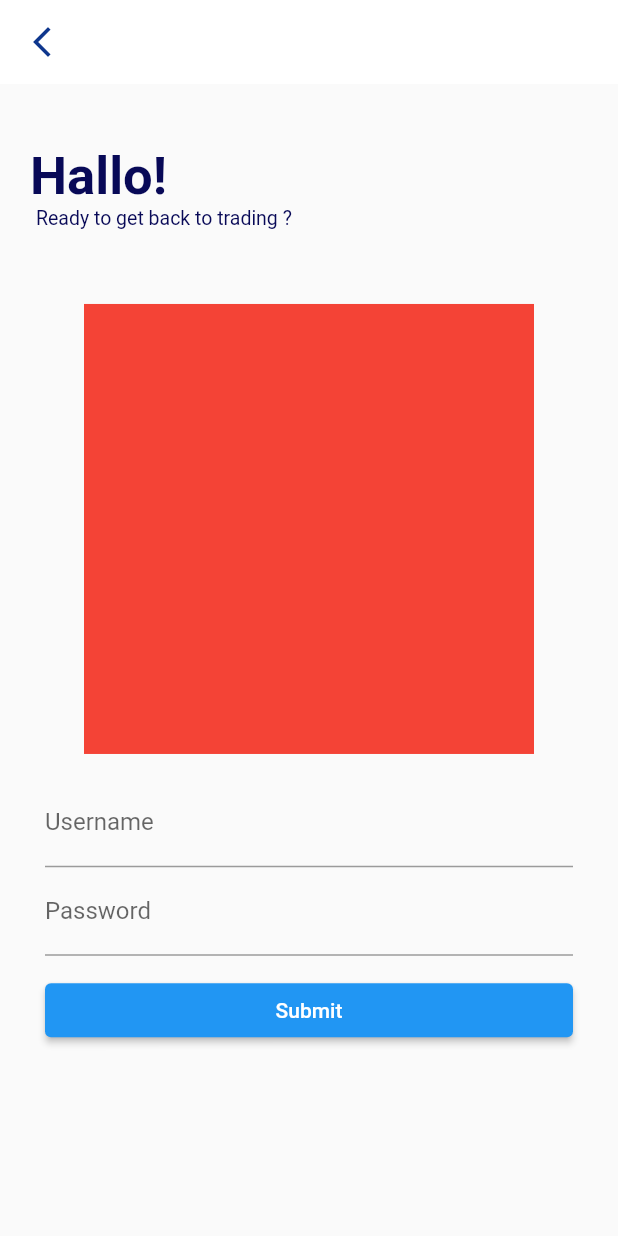
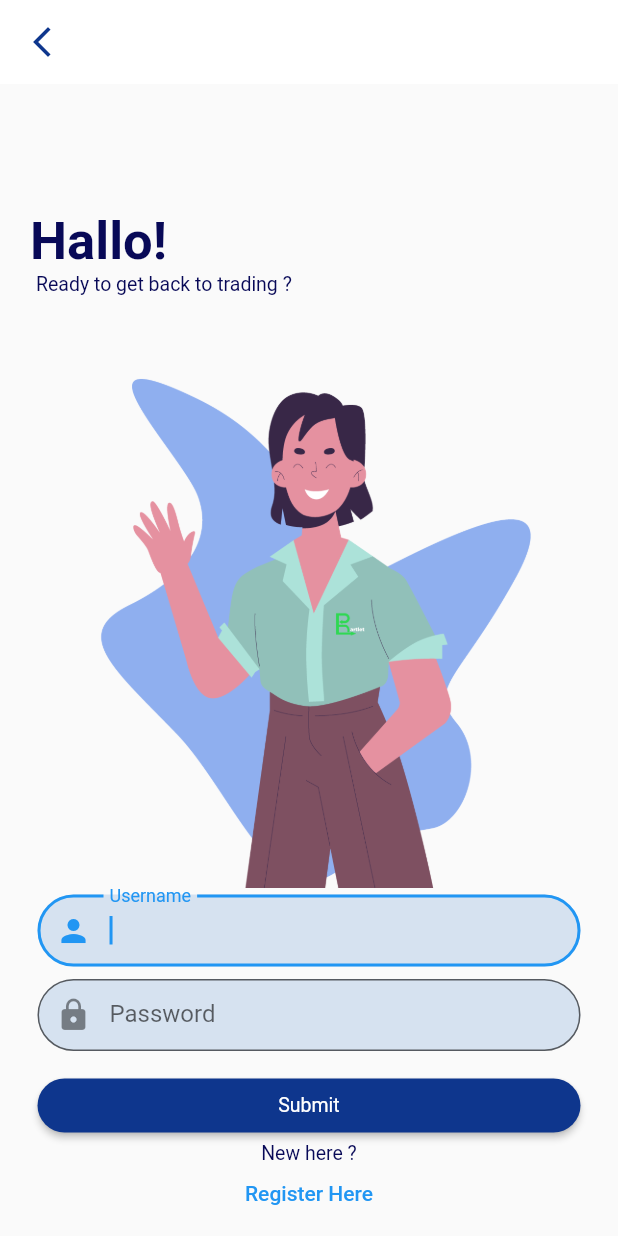
Before and after one commit to Haikal283950/STIW2044-Lab-Assignment-2-Barterlt, a Flutter app: the screen it shows after launch, after a tap on the "person" icon, on a phone screen of 412 x 824 dp. Run offline on Flutter 3.47's test engine with Material 2 defaults, Android fonts, the phone set to English and light mode, and no system bars; our stand-ins replace lottie; network calls fail; Roboto replaces fonts that are missing (Gotham).

Commit message:
Register Update

```diff
--- a/barterlt/lib/main.dart
+++ b/barterlt/lib/main.dart
@@ -21,12 +21,23 @@ class MyApp extends StatelessWidget {
                 color: Color.fromARGB(255, 8, 9, 87),
                 fontSize: 35,
                 fontWeight: FontWeight.bold),
+            bodyMedium: TextStyle(
+                fontFamily: 'Gotham',
+                color: Color.fromARGB(255, 8, 9, 87),
+                fontSize: 20,
+                fontWeight: FontWeight.bold),
             bodySmall: TextStyle(
                 fontFamily: 'Gotham',
                 color: Color.fromARGB(255, 8, 9, 87),
                 fontSize: 13),
+            displayMedium: TextStyle(
+                fontFamily: 'Gotham',
+                fontWeight: FontWeight.w400,
+                color: Color.fromARGB(255, 14, 54, 141),
+                fontSize: 16),
             displaySmall: TextStyle(
-                  fontFamily: 'Gotham', color: Colors.white, fontSize: 13))),
+                fontFamily: 'Gotham', color: Colors.white, fontSize: 13),
+          )),
       home: Scaffold(
         body: Splash_screen(),
       ),
--- a/barterlt/lib/views/login_screen.dart
+++ b/barterlt/lib/views/login_screen.dart
@@ -1,4 +1,8 @@
+import 'dart:convert';
+
+import 'package:barterlt/views/registration_screen.dart';
 import 'package:flutter/material.dart';
+import 'package:http/http.dart' as http;
 
 class login_screen extends StatefulWidget {
   const login_screen({super.key});
@@ -24,13 +28,15 @@ class _login_screenState extends State<login_screen> {
               color: Color.fromARGB(255, 14, 54, 141),
             )),
       ),
-      body: Center(
+      body:
+          ListView(reverse: true, physics: BouncingScrollPhysics(), children: [
+        Center(
           child: Padding(
             padding: const EdgeInsets.symmetric(horizontal: 20.0),
             child: Column(
               children: [
                 SizedBox(
-                height: size.height * 0.05,
+                  height: size.height * 0.01,
                 ),
                 Row(
                   children: [
@@ -55,30 +61,80 @@ class _login_screenState extends State<login_screen> {
                   height: size.height * 0.06,
                 ),
                 Container(
-                width: 300,
-                height: 300,
-                color: Colors.red,
+                  width: size.height * 0.42,
+                  height: size.height * 0.42,
+                  decoration: BoxDecoration(
+                      image: DecorationImage(
+                          image:
+                              AssetImage("assets/images/Barterlt-login.png"))),
                 ),
                 SizedBox(
-                height: size.height * 0.02,
+                  height: size.height * 0.005,
                 ),
                 Padding(
-                padding: EdgeInsets.symmetric(horizontal: 10),
+                  padding: EdgeInsets.symmetric(horizontal: 5),
                   child: Column(
                     children: [
                       TextFormField(
-                      decoration: InputDecoration(labelText: "Username"),
+                        autofocus: true,
+                        decoration: InputDecoration(
+                            prefixIcon: Icon(Icons.person),
+                            contentPadding:
+                                EdgeInsets.symmetric(horizontal: 20),
+                            labelText: "Username",
+                            filled: true,
+                            fillColor: Color.fromARGB(255, 214, 226, 240),
+                            border: OutlineInputBorder(
+                                borderRadius: BorderRadius.circular(35))),
+                      ),
+                      SizedBox(
+                        height: MediaQuery.of(context).size.height * 0.01,
                       ),
                       TextFormField(
-                      decoration: InputDecoration(labelText: "Password"),
+                        decoration: InputDecoration(
+                            prefixIcon: Icon(Icons.lock),
+                            contentPadding:
+                                EdgeInsets.symmetric(horizontal: 20),
+                            labelText: "Password",
+                            filled: true,
+                            fillColor: Color.fromARGB(255, 214, 226, 240),
+                            border: OutlineInputBorder(
+                                borderRadius: BorderRadius.circular(35))),
                       ),
                       SizedBox(
                         height: size.height * 0.015,
                       ),
                       ElevatedButton(
-                        onPressed: () {},
+                          style: ElevatedButton.styleFrom(
+                            primary: Color.fromARGB(255, 14, 54, 141),
+                            onPrimary: Color.fromARGB(255, 244, 54, 181),
+                            shape: RoundedRectangleBorder(
+                                borderRadius: BorderRadius.circular(35)),
+                          ),
+                          onPressed: () {
+                            // sendRequest();
+                          },
                           child: Center(
-                          child: Text("Submit"),
+                            child: Text(
+                              "Submit",
+                              style: Theme.of(context).textTheme.displaySmall,
+                            ),
+                          )),
+                      Text(
+                        "New here ?",
+                        style: Theme.of(context).textTheme.bodySmall,
+                      ),
+                      TextButton(
+                          onPressed: () {
+                            Navigator.push(
+                                context,
+                                MaterialPageRoute(
+                                    builder: (context) =>
+                                        registration_screen()));
+                          },
+                          child: Text(
+                            "Register Here",
+                            style: TextStyle(fontFamily: "Gotham", height: 0.1),
                           ))
                     ],
                   ),
@@ -87,6 +143,14 @@ class _login_screenState extends State<login_screen> {
             ),
           ),
         ),
+      ]),
     );
   }
+
+  //TESTING OUT PHP
+  // Future<void> sendRequest() async {
+  //   var url = Uri.parse('http://10.19.59.108');
+  //   var response = await http.get(url);
+  //   print(response.statusCode);
+  // }
 }
--- a/barterlt/lib/views/main_screen.dart
+++ b/barterlt/lib/views/main_screen.dart
@@ -25,14 +25,29 @@ class _main_screenState extends State<main_screen> {
   Widget build(BuildContext context) {
     return Scaffold(
       appBar: AppBar(
-        title: Text("Barterlt"),
+        leading: IconButton(
+            onPressed: () {},
+            icon: Icon(
+              Icons.logout,
+              color: Colors.red,
+            )),
+        backgroundColor: Colors.white,
+        elevation: 0,
+        title: Text(
+          "Barterlt",
+          style: Theme.of(context).textTheme.displayMedium,
+        ),
+        centerTitle: true,
         actions: [
           IconButton(
               onPressed: () {
                 Navigator.push(context,
                     MaterialPageRoute(builder: (context) => login_screen()));
               },
-              icon: Icon(Icons.person))
+              icon: Icon(
+                Icons.person,
+                color: Color.fromARGB(255, 8, 9, 87),
+              ))
         ],
       ),
       body: tab_childs[_currentIndex],
@@ -42,15 +57,15 @@ class _main_screenState extends State<main_screen> {
         currentIndex: _currentIndex,
         items: [
           BottomNavigationBarItem(
-            icon: Icon(Icons.abc_sharp),
+            icon: Icon(Icons.add_circle),
             label: "Post",
           ),
           BottomNavigationBarItem(
-            icon: Icon(Icons.memory_sharp),
+            icon: Icon(Icons.attach_money),
             label: "Trade",
           ),
           BottomNavigationBarItem(
-            icon: Icon(Icons.accessibility_new_outlined),
+            icon: Icon(Icons.notifications),
             label: "Notifications",
           ),
         ],
--- a/barterlt/lib/views/tab_page1.dart
+++ b/barterlt/lib/views/tab_page1.dart
@@ -10,8 +10,8 @@ class tab_page1 extends StatefulWidget {
 class _tab_page1State extends State<tab_page1> {
   @override
   Widget build(BuildContext context) {
-    return const Center(
-      child: Text("POST TAB"),
+    return Center(
+      child: Container(child: Text("POST TAB")),
     );
   }
 }
--- a/barterlt/pubspec.yaml
+++ b/barterlt/pubspec.yaml
@@ -34,6 +34,8 @@ dependencies:
   # The following adds the Cupertino Icons font to your application.
   # Use with the CupertinoIcons class for iOS style icons.
   cupertino_icons: ^1.0.2
+  http: ^0.13.6
+  lottie: ^2.3.2
 
 dev_dependencies:
   flutter_test:
```
Also changed, not shown: barterlt/lib/views/register_success.dart (added, +65 -0 lines), barterlt/lib/views/registration_screen.dart (added, +283 -0 lines), barterlt/lib/views/splash_screen.dart (+8 -3 lines), barterlt/assets/images/Barterlt-Regist.png (added), barterlt/assets/images/Barterlt-login.png (added), barterlt/pubspec.lock. Lines whose indentation alone changed are shown as unchanged.
